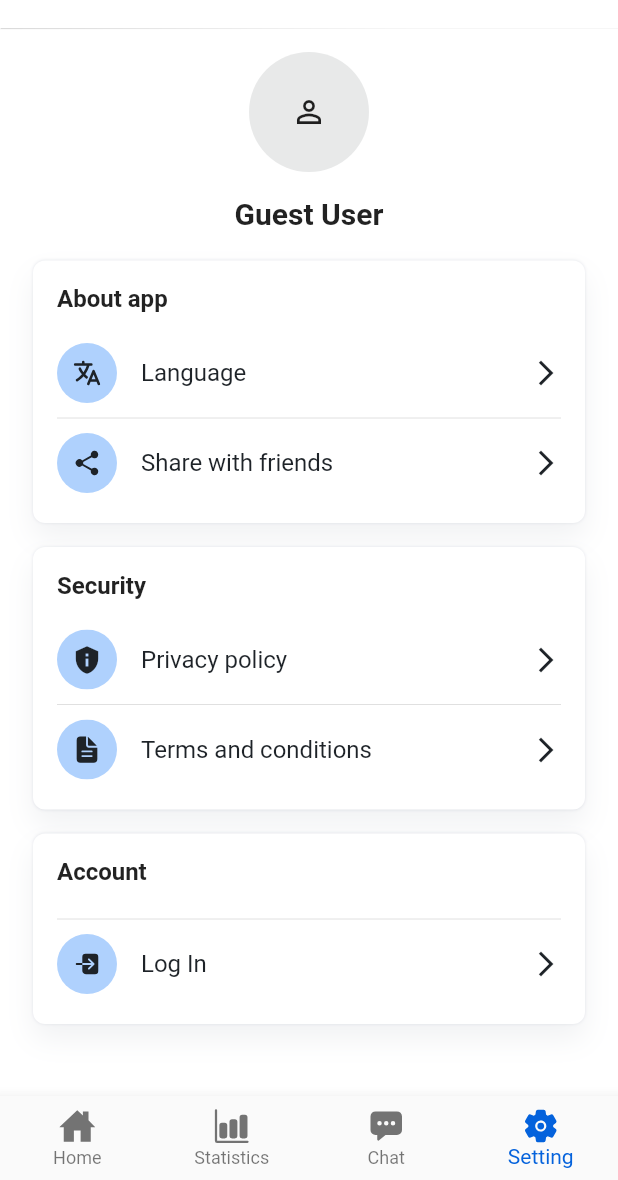
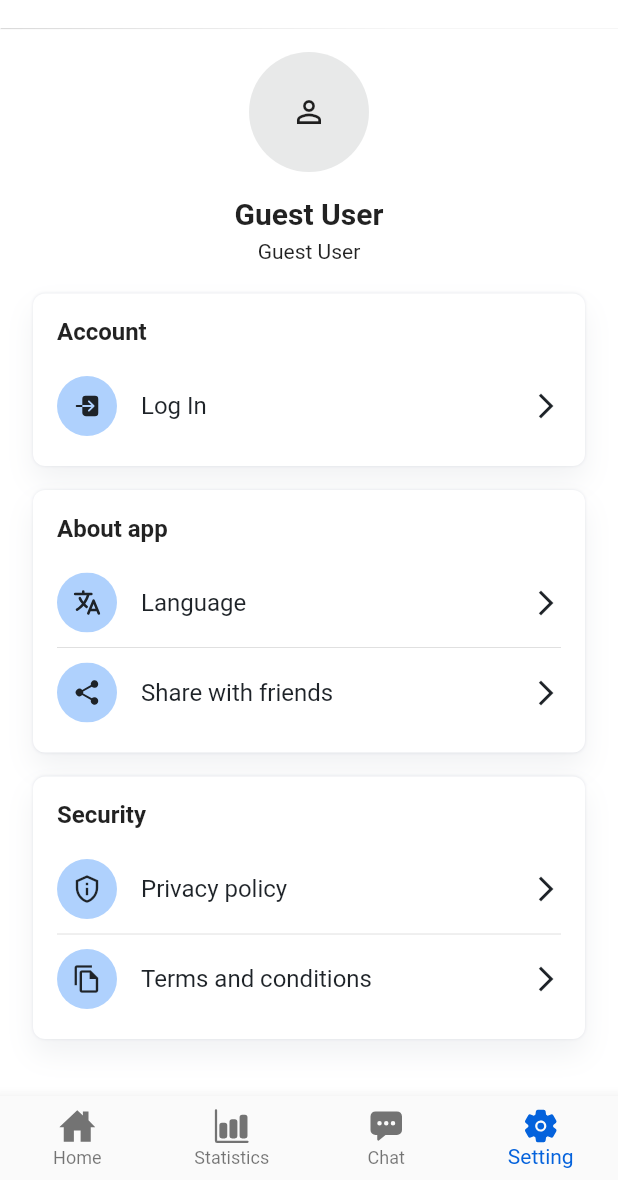
Before and after one commit to DATN-LYN/app-user-fitness, a Flutter app: the SettingPage screen opened by its route, on a phone screen of 412 x 824 dp, the part 56-1236 px from its top. Run offline on Flutter 3.47's test engine with Material 2 defaults, Android fonts, the phone set to English and light mode, and no system bars; our stand-ins replace adaptive_dialog, auto_route, built_collection, built_value, cached_network_image, dartz and 18 more; missing offline and left inert: dart_openai, ferry, ferry_exec, ferry_flutter, ferry_hive_store, gql_code_builder and 6 more; accounts and stored records are empty; generated files the repository leaves out were written again.

```diff
--- a/fitness_app/lib/global/data/models/user_credentials.dart
+++ b/fitness_app/lib/global/data/models/user_credentials.dart
@@ -8,7 +8,6 @@ part 'user_credentials.g.dart';
 @freezed
 class UserCredentials with _$UserCredentials {
   factory UserCredentials({
-    String? id,
     String? accessToken,
     String? refreshToken,
     User? user,
--- a/fitness_app/lib/global/models/hive/user.dart
+++ b/fitness_app/lib/global/models/hive/user.dart
@@ -6,9 +6,11 @@ part 'user.g.dart';
 @freezed
 class User with _$User {
   factory User({
-    required String id,
+    String? id,
     required String email,
     required String fullName,
+    required double age,
+    String? avatar,
   }) = _User;
 
   factory User.fromJson(Map<String, dynamic> json) => _$UserFromJson(json);
--- a/fitness_app/lib/modules/main/modules/home/widgets/home_header.dart
+++ b/fitness_app/lib/modules/main/modules/home/widgets/home_header.dart
@@ -20,6 +20,7 @@ class _HomeHeaderState extends ConsumerState<HomeHeader> {
   Widget build(BuildContext context) {
     final i18n = I18n.of(context)!;
     var user = ref.watch(meProvider)?.user;
+    bool isLogedIn = ref.watch(isSignedInProvider);
 
     return Column(
       children: [
@@ -46,8 +47,8 @@ class _HomeHeaderState extends ConsumerState<HomeHeader> {
                         children: [
                           Text(
                             user?.fullName == null
-                                ? i18n.home_Hello
-                                : '${i18n.home_Hello} ${user?.fullName}',
+                                ? '${i18n.home_Hello}!'
+                                : '${i18n.home_Hello} ${user?.fullName}!',
                             style: const TextStyle(
                               fontSize: 12,
                               fontWeight: FontWeight.w700,
@@ -71,8 +72,7 @@ class _HomeHeaderState extends ConsumerState<HomeHeader> {
                             ),
                           ),
                           child: UserAvatar(
-                            avatar:
-                                'https://i1-vnexpress.vnecdn.net/2016/03/02/2-b1-a1-4358-1456906706.jpg?w=680&h=0&q=100&dpr=1&fit=crop&s=JEuZuiViqjODpa45ruzTtw',
+                            avatar: user.avatar,
                             fullName: user.fullName,
                           ),
                         ),
--- a/fitness_app/lib/modules/main/modules/settings/setting_page.dart
+++ b/fitness_app/lib/modules/main/modules/settings/setting_page.dart
@@ -125,8 +125,8 @@ class _SettingPageState extends ConsumerState<SettingPage> {
   @override
   Widget build(BuildContext context) {
     final i18n = I18n.of(context)!;
-    var user = ref.watch(meProvider);
-    bool isLogedIn = user?.id != null;
+    var user = ref.watch(meProvider)?.user;
+    bool isLogedIn = ref.watch(isSignedInProvider);
 
     return Scaffold(
       appBar: AppBar(
@@ -138,20 +138,76 @@ class _SettingPageState extends ConsumerState<SettingPage> {
           Center(
             child: Avatar(
               size: 80,
-              name: isLogedIn ? 'Nhi' : null,
+              name: isLogedIn ? user?.fullName : null,
             ),
           ),
           const SizedBox(height: 16),
           Center(
             child: Text(
-              isLogedIn ? 'Nhi' : 'Guest User',
+              isLogedIn ? user?.fullName ?? '_' : 'Guest User',
               style: const TextStyle(
                 fontWeight: FontWeight.w600,
                 fontSize: 20,
               ),
             ),
           ),
+          const SizedBox(height: 6),
+          Center(
+            child: Text(
+              isLogedIn ? user?.email ?? '_' : 'Guest User',
+              style: const TextStyle(
+                fontWeight: FontWeight.w400,
+                fontSize: 14,
+              ),
+            ),
+          ),
           const SizedBox(height: 20),
+          ShadowWrapper(
+            padding: const EdgeInsets.symmetric(
+              horizontal: 16,
+              vertical: 16,
+            ),
+            child: Column(
+              crossAxisAlignment: CrossAxisAlignment.start,
+              children: [
+                Text(
+                  i18n.setting_Account,
+                  style: const TextStyle(
+                    fontSize: 16,
+                    fontWeight: FontWeight.w600,
+                  ),
+                ),
+                const SizedBox(height: 16),
+                if (isLogedIn) ...[
+                  SettingTile(
+                    icon: Ionicons.person_circle_outline,
+                    title: i18n.setting_EditProfile,
+                    onTap: changePasswordHandler,
+                  ),
+                  const Divider(height: 12),
+                  SettingTile(
+                    icon: Icons.password,
+                    title: i18n.setting_ChangePassword,
+                    onTap: changePasswordHandler,
+                  ),
+                  const Divider(height: 12),
+                ],
+                if (!isLogedIn)
+                  SettingTile(
+                    icon: Ionicons.log_in,
+                    title: i18n.login_LogIn,
+                    onTap: () => context.pushRoute(const LoginRoute()),
+                  )
+                else
+                  SettingTile(
+                    icon: Icons.logout,
+                    title: i18n.setting_Logout,
+                    onTap: () => logOut(),
+                  ),
+              ],
+            ),
+          ),
+          const SizedBox(height: 16),
           ShadowWrapper(
             padding: const EdgeInsets.symmetric(
               horizontal: 16,
@@ -200,13 +256,13 @@ class _SettingPageState extends ConsumerState<SettingPage> {
                 ),
                 const SizedBox(height: 16),
                 SettingTile(
-                  icon: Icons.privacy_tip,
+                  icon: Icons.privacy_tip_outlined,
                   title: i18n.setting_PrivacyPolicy,
                   onTap: openPrivacyPolicyUrl,
                 ),
                 const Divider(height: 12),
                 SettingTile(
-                  icon: Ionicons.document_text,
+                  icon: Icons.file_copy_outlined,
                   title: i18n.setting_TermsAndConditions,
                   onTap: openTermsAndConditionsUrl,
                 ),
@@ -214,44 +270,6 @@ class _SettingPageState extends ConsumerState<SettingPage> {
             ),
           ),
           const SizedBox(height: 16),
-          ShadowWrapper(
-            padding: const EdgeInsets.symmetric(
-              horizontal: 16,
-              vertical: 16,
-            ),
-            child: Column(
-              crossAxisAlignment: CrossAxisAlignment.start,
-              children: [
-                Text(
-                  i18n.setting_Account,
-                  style: const TextStyle(
-                    fontSize: 16,
-                    fontWeight: FontWeight.w600,
-                  ),
-                ),
-                const SizedBox(height: 16),
-                if (isLogedIn)
-                  SettingTile(
-                    icon: Icons.password,
-                    title: i18n.setting_ChangePassword,
-                    onTap: changePasswordHandler,
-                  ),
-                const Divider(height: 12),
-                if (!isLogedIn)
-                  SettingTile(
-                    icon: Ionicons.log_in,
-                    title: i18n.login_LogIn,
-                    onTap: () => context.pushRoute(const LoginRoute()),
-                  )
-                else
-                  SettingTile(
-                    icon: Icons.logout,
-                    title: i18n.setting_Logout,
-                    onTap: () => logOut(),
-                  ),
-              ],
-            ),
-          ),
         ],
       ),
     );
```
Also changed, not shown: fitness_app/assets/locales/en-US.json (+9 -2 lines), fitness_app/assets/locales/vi-VN.json (+13 -6 lines), fitness_app/lib/global/gen/i18n.dart (+43 -8 lines), fitness_app/lib/global/widgets/dialogs/confirmation_dialog.dart (+7 -1 lines), fitness_app/lib/modules/login/login_page.dart (+5 -8 lines), fitness_app/lib/modules/signup/sign_up_page.dart (+69 -21 lines), 2 other files.
